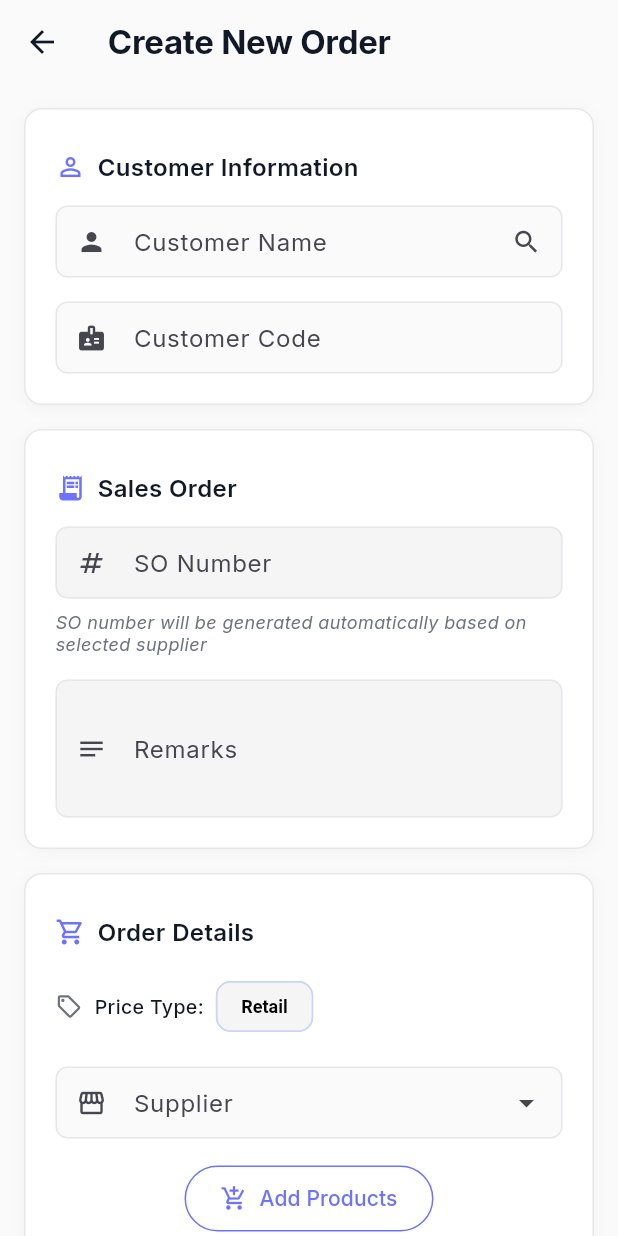
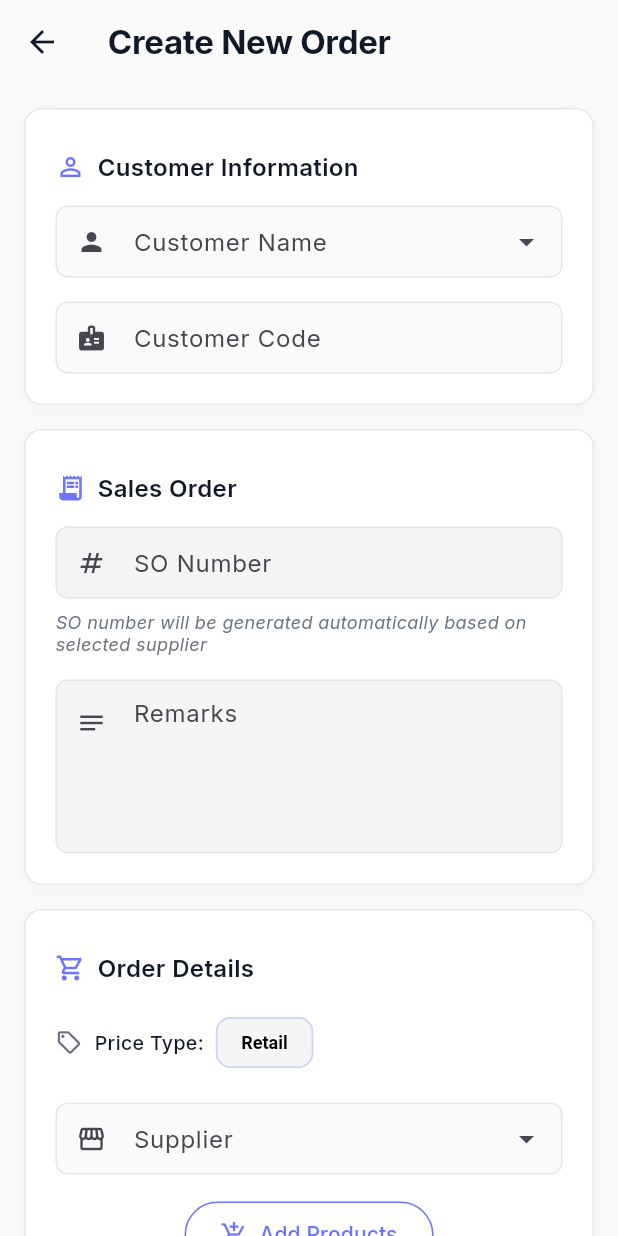
Before and after one commit to migscxz/vos_sfa_go, a Flutter app: the OrderFormPage screen opened directly, on a phone screen of 412 x 824 dp. Run offline on Flutter 3.47's test engine with Material 3 defaults, Android fonts, the phone set to English and light mode, and no system bars; our stand-ins replace flutter_riverpod, getwidget, google_fonts, image_picker, shared_preferences, sqflite; missing offline and left inert: horizontal_data_table; accounts and stored records are empty; network calls fail.

Commit message:
some changes

```diff
--- a/lib/features/orders/presentation/order_form.dart
+++ b/lib/features/orders/presentation/order_form.dart
@@ -199,6 +199,7 @@ class _OrderFormPageState extends ConsumerState<OrderFormPage> {
               _selectedSupplier = supplier;
               _supplierCtrl.text = supplier;
               _selectedProduct = null;
+              _cartItems.clear(); // Clear cart when supplier changes
             });
             _generatePoNumberForSupplier();
           }
@@ -894,8 +895,8 @@ class _OrderFormPageState extends ConsumerState<OrderFormPage> {
                                       size: 20,
                                     ),
                                     suffixIcon: const Icon(
-                                      Icons.search,
-                                      size: 20,
+                                      Icons.arrow_drop_down,
+                                      size: 24,
                                     ),
                                     filled: true,
                                     fillColor: Colors.grey[50],
@@ -1011,7 +1012,13 @@ class _OrderFormPageState extends ConsumerState<OrderFormPage> {
                               decoration: InputDecoration(
                                 labelText: 'Remarks',
                                 hintText: 'Enter notes (optional)',
-                                prefixIcon: const Icon(Icons.notes, size: 20),
+                                alignLabelWithHint: true,
+                                prefixIcon: const Padding(
+                                  padding: EdgeInsets.only(
+                                    bottom: 58,
+                                  ), // Align icon to top
+                                  child: Icon(Icons.notes, size: 20),
+                                ),
                                 filled: true,
                                 fillColor: Colors.grey[100],
                                 border: OutlineInputBorder(
@@ -1027,7 +1034,7 @@ class _OrderFormPageState extends ConsumerState<OrderFormPage> {
                                   ),
                                 ),
                               ),
-                              maxLines: 3,
+                              maxLines: 4,
                             ),
                           ],
                         ),
```
